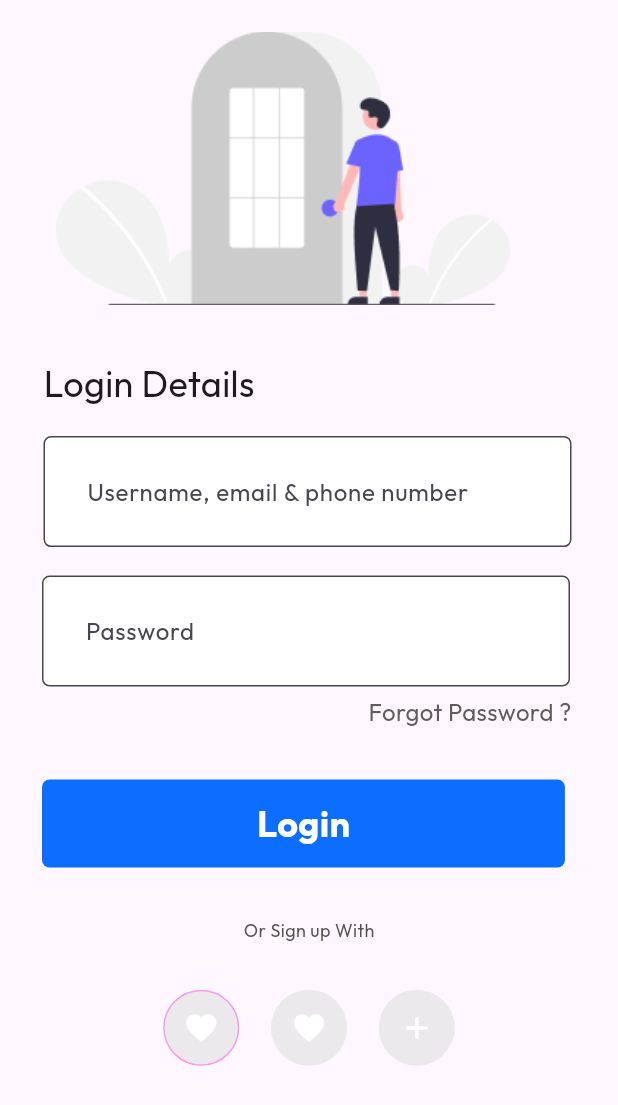
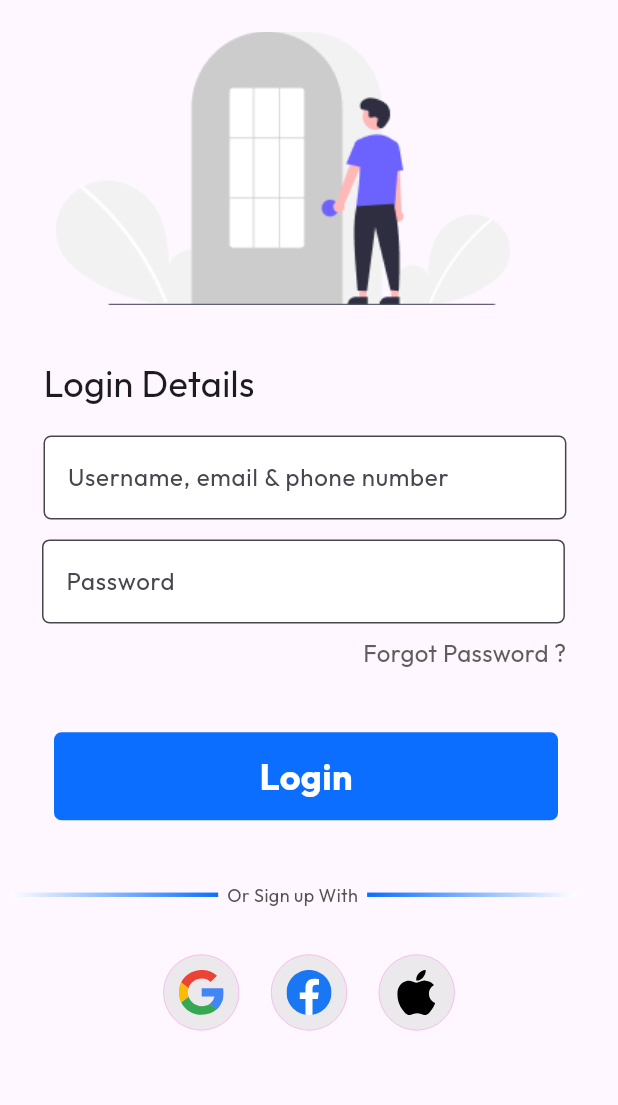
Before and after one commit to OneStationPriver/practica_app, a Flutter app: the screen it shows after launch, on a phone screen of 412 x 824 dp. Shown: the top 1105 px of the screen. Run offline on Flutter 3.47's test engine with Material 3 defaults, Android fonts, the phone set to English and light mode, and no system bars; our stand-ins replace flutter_svg, wave.

Commit message:
linear gradient

```diff
--- a/lib/main.dart
+++ b/lib/main.dart
@@ -1,5 +1,8 @@
 import 'package:flutter/material.dart';
+import 'package:flutter_svg/svg.dart';
 import 'package:practica_app/helper.dart';
+import 'package:wave/config.dart';
+import 'package:wave/wave.dart';
 
 void main() {
   runApp(const MyApp());
@@ -28,9 +31,13 @@ class HomePage extends StatefulWidget {
 class _HomePageState extends State<HomePage> {
   @override
   Widget build(BuildContext context) {
-
+    //aqui llamamos a la clase responsive. antes de todo se instala en el pubspec.yaml
     final RatioCalculator ratioCalculator = RatioCalculator();
-    ratioCalculator.updateRatio(context: context, figmaWidth: 390, figmaHeight: 844);
+    ratioCalculator.updateRatio(
+      context: context,
+      figmaWidth: 390,
+      figmaHeight: 844,
+    );
 
     return Scaffold(
       body: SafeArea(
@@ -68,19 +75,21 @@ class _HomePageState extends State<HomePage> {
                 )
               ],
             ),
+            SizedBox(
+              height: ratioCalculator.calculateHeight(18),
+            ),
             Column(
               crossAxisAlignment: CrossAxisAlignment.end,
               children: [
                 Container(
-                  padding: EdgeInsets.symmetric(vertical: 18),
+                  width: ratioCalculator.calculateWidth(330),
+                  height: ratioCalculator.calculateHeight(60),
                   margin: EdgeInsets.only(left: 29, right: 31),
                   child: TextField(
                     decoration: InputDecoration(
                       hintText: "Username, email & phone number",
                       fillColor: Colors.white,
                       filled: true,
-                      //margin: EdgeInsets.only(left: 29, right: 31),
-                      contentPadding: EdgeInsets.all(25),
                       border: OutlineInputBorder(
                         borderRadius: BorderRadius.circular(5),
                         borderSide: BorderSide(
@@ -96,17 +105,18 @@ class _HomePageState extends State<HomePage> {
                         fontSize: 16),
                   ),
                 ),
-                SizedBox(height: ratioCalculator.calculateHeight(1),),
+                SizedBox(
+                  height: ratioCalculator.calculateHeight(11),
+                ),
                 Container(
-                  // padding: EdgeInsets.symmetric(vertical: ),
+                  width: ratioCalculator.calculateWidth(330),
+                  height: ratioCalculator.calculateHeight(60),
                   margin: EdgeInsets.only(left: 28, right: 32),
                   child: TextField(
                     decoration: InputDecoration(
                       hintText: "Password",
                       fillColor: Colors.white,
                       filled: true,
-                      //margin: EdgeInsets.only(left: 29, right: 31),
-                      contentPadding: EdgeInsets.all(25),
                       border: OutlineInputBorder(
                         borderRadius: BorderRadius.circular(5),
                         borderSide: BorderSide(
@@ -144,9 +154,9 @@ class _HomePageState extends State<HomePage> {
             SizedBox(
               height: ratioCalculator.calculateHeight(34),
             ),
-            GestureDetector(
-              onTap: () {},
-              child: Container(
+            ButtonBar(
+              children: [
+                Container(
                   height: ratioCalculator.calculateHeight(60),
                   width: ratioCalculator.calculateWidth(330),
                   margin: EdgeInsets.only(left: 28, right: 32),
@@ -166,12 +176,25 @@ class _HomePageState extends State<HomePage> {
                     ),
                   ),
                 ),
+              ],
             ),
             SizedBox(
               height: ratioCalculator.calculateHeight(34),
             ),
             Center(
-              child: Container(
+              child: Row(
+                children: [
+                  Container(
+                    width: ratioCalculator.calculateWidth(132),
+                    height: ratioCalculator.calculateHeight(3),
+                    margin: EdgeInsets.only(left: 6, right: 6),
+                    decoration: BoxDecoration(
+                      gradient: LinearGradient(
+                        colors: [ Colors.white, Color(0xff0B6EFE)],
+                      ),
+                    ),
+                  ),
+                  Container(
                     //width: ratioCalculator.calculateWidth(84),
                     //height: ratioCalculator.calculateHeight(15),
                     //margin: EdgeInsets.only(left: 145, right: 161),
@@ -183,6 +206,18 @@ class _HomePageState extends State<HomePage> {
                         color: Color(0xff555252),
                       ),
                     ),
+                  ),
+                  Container(
+                    width: ratioCalculator.calculateWidth(132),
+                    height: ratioCalculator.calculateHeight(3),
+                    margin: EdgeInsets.only(left: 6, right: 6),
+                    decoration: BoxDecoration(
+                      gradient: LinearGradient(
+                        colors: [Color(0xff0B6EFE), Colors.white],
+                      ),
+                    ),
+                  ),
+                ],
               ),
             ),
             SizedBox(
@@ -203,11 +238,13 @@ class _HomePageState extends State<HomePage> {
                         color: Color(0xffECE9EC),
                         border: Border.all(
                           color: Color(0xffF89AEE),
+                          width: 0.4,
                         ),
                       ),
-                      child: Icon(
-                        Icons.favorite,
-                        color: Colors.white,
+                      child: SvgPicture.asset(
+                        "assets/icons/Google logo.svg",
+                        semanticsLabel: 'Acme Logo',
+                        fit: BoxFit.scaleDown,
                       ),
                     ),
                   ),
@@ -222,10 +259,15 @@ class _HomePageState extends State<HomePage> {
                       decoration: BoxDecoration(
                         shape: BoxShape.circle,
                         color: Color(0xffECE9EC),
+                        border: Border.all(
+                          color: Color(0xffF89AEE),
+                          width: 0.4,
                         ),
-                      child: Icon(
-                        Icons.favorite,
-                        color: Colors.white,
+                      ),
+                      child: SvgPicture.asset(
+                        "assets/icons/Facbook.svg",
+                        semanticsLabel: 'Acme Logo',
+                        fit: BoxFit.scaleDown,
                       ),
                     ),
                   ),
@@ -240,16 +282,31 @@ class _HomePageState extends State<HomePage> {
                       decoration: BoxDecoration(
                         shape: BoxShape.circle,
                         color: Color(0xffECE9EC),
+                        border: Border.all(
+                          color: Color(0xffF89AEE),
+                          width: 0.4,
                         ),
-                      child: Icon(
-                        Icons.add,
-                        color: Colors.white,
+                      ),
+                      child: SvgPicture.asset(
+                        "assets/icons/Group.svg",
+                        semanticsLabel: 'Acme Logo',
+                        fit: BoxFit.scaleDown,
                       ),
                     ),
                   ),
                 ],
               ),
             ),
+            // WaveWidget(
+            //   config: CustomConfig(durations: durations, heightPercentages: heightPercentages),
+            // ),
+            // CustomPaint(
+            //   child: Container(
+            //     height: 50,
+            //     width: 50,
+            //     color: Colors.lightBlue,
+            //   ),
+            // ),
           ],
         ),
       ),
--- a/pubspec.yaml
+++ b/pubspec.yaml
@@ -35,6 +35,8 @@ dependencies:
   # The following adds the Cupertino Icons font to your application.
   # Use with the CupertinoIcons class for iOS style icons.
   cupertino_icons: ^1.0.2
+  flutter_svg: ^2.0.9
+  wave: ^0.2.2
 
 dev_dependencies:
   flutter_test:
@@ -61,6 +63,7 @@ flutter:
   # To add assets to your application, add an assets section, like this:
   assets:
     - assets/images/
+    - assets/icons/
   #   - images/a_dot_ham.jpeg
 
   # An image asset can refer to one or more resolution-specific "variants", see
```
Also changed, not shown: assets/icons/Facbook.png (deleted), assets/icons/Facbook.svg (added), assets/icons/Google logo.png (deleted), assets/icons/Google logo.svg (added), assets/icons/Group.png (deleted), assets/icons/Group.svg (added), pubspec.lock. Lines whose indentation alone changed are shown as unchanged.
